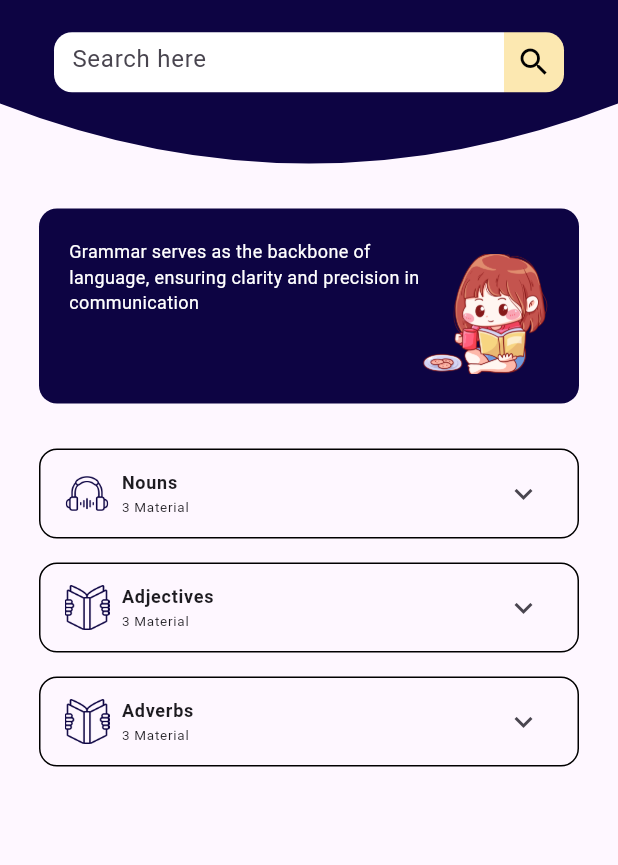
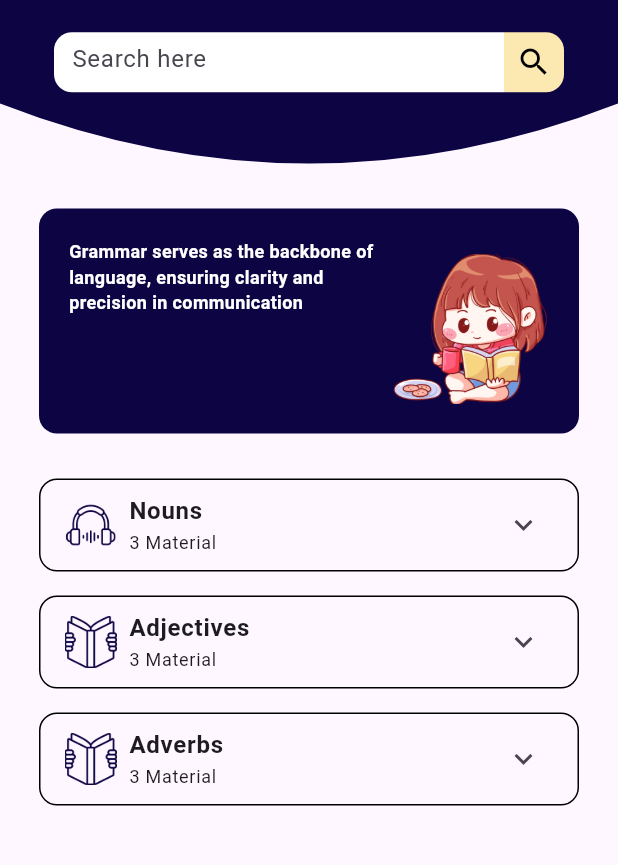
Before and after one commit to andraalayubi/learn-toefl-fork, a Flutter app: the GrammarPage screen opened directly, on a phone screen of 412 x 824 dp, the part 63-928 px from its top. Run offline on Flutter 3.47's test engine with Material 3 defaults, Android fonts, the phone set to English and light mode, and no system bars; our stand-ins replace audioplayers, curved_navigation_bar, google_fonts, sqflite, youtube_player_flutter; accounts and stored records are empty.

Commit message:
ExpansionTile Fixed

```diff
--- a/lib/pages/grammar.dart
+++ b/lib/pages/grammar.dart
@@ -112,7 +112,7 @@ class _GrammarPageState extends State<GrammarPage> {
                             'Grammar serves as the backbone of language, ensuring clarity and precision in communication',
                             style: TextStyle(
                               fontSize: 12,
-                              fontWeight: FontWeight.normal,
+                              fontWeight: FontWeight.bold,
                               color: Colors.white,
                             ),
                           ),
@@ -124,8 +124,8 @@ class _GrammarPageState extends State<GrammarPage> {
                       padding: EdgeInsets.only(top: 10),
                       child: Image.asset(
                         'assets/images/reading-book.png',
-                        width: 85,
-                        height: 80,
+                        width: 105,
+                        height: 100,
                         fit: BoxFit.cover,
                       ),
                     ),
@@ -145,10 +145,11 @@ class _GrammarPageState extends State<GrammarPage> {
                       border: Border.all(width: 1.0, color: Colors.black),
                     ),
                     child: ExpansionTile(
+                      shape: Border(),
                       title: Row(
                         children: [
                           Image.asset('assets/images/music.png',
-                              width: 30, height: 30),
+                              width: 35, height: 35),
                           SizedBox(width: 8),
                           Column(
                             crossAxisAlignment: CrossAxisAlignment.start,
@@ -156,12 +157,13 @@ class _GrammarPageState extends State<GrammarPage> {
                               Text(
                                 "Nouns",
                                 style: TextStyle(
-                                    fontSize: 12, fontWeight: FontWeight.bold),
+                                    fontSize: 16, fontWeight: FontWeight.bold),
                               ),
                               Text(
                                 "3 Material",
                                 style: TextStyle(
-                                    fontSize: 9, fontWeight: FontWeight.normal),
+                                    fontSize: 12,
+                                    fontWeight: FontWeight.normal),
                               ),
                             ],
                           ),
@@ -281,10 +283,11 @@ class _GrammarPageState extends State<GrammarPage> {
                       border: Border.all(width: 1.0, color: Colors.black),
                     ),
                     child: ExpansionTile(
+                      shape: Border(),
                       title: Row(
                         children: [
                           Image.asset('assets/images/open-book.png',
-                              width: 30, height: 30),
+                              width: 35, height: 35),
                           SizedBox(width: 8),
                           Column(
                             crossAxisAlignment: CrossAxisAlignment.start,
@@ -292,12 +295,13 @@ class _GrammarPageState extends State<GrammarPage> {
                               Text(
                                 "Adjectives",
                                 style: TextStyle(
-                                    fontSize: 12, fontWeight: FontWeight.bold),
+                                    fontSize: 16, fontWeight: FontWeight.bold),
                               ),
                               Text(
                                 "3 Material",
                                 style: TextStyle(
-                                    fontSize: 9, fontWeight: FontWeight.normal),
+                                    fontSize: 12,
+                                    fontWeight: FontWeight.normal),
                               ),
                             ],
                           ),
@@ -314,10 +318,11 @@ class _GrammarPageState extends State<GrammarPage> {
                       border: Border.all(width: 1.0, color: Colors.black),
                     ),
                     child: ExpansionTile(
+                      shape: Border(),
                       title: Row(
                         children: [
                           Image.asset('assets/images/open-book.png',
-                              width: 30, height: 30),
+                              width: 35, height: 35),
                           SizedBox(width: 8),
                           Column(
                             crossAxisAlignment: CrossAxisAlignment.start,
@@ -325,12 +330,13 @@ class _GrammarPageState extends State<GrammarPage> {
                               Text(
                                 "Adverbs",
                                 style: TextStyle(
-                                    fontSize: 12, fontWeight: FontWeight.bold),
+                                    fontSize: 16, fontWeight: FontWeight.bold),
                               ),
                               Text(
                                 "3 Material",
                                 style: TextStyle(
-                                    fontSize: 9, fontWeight: FontWeight.normal),
+                                    fontSize: 12,
+                                    fontWeight: FontWeight.normal),
                               ),
                             ],
                           ),
--- a/lib/pages/profile.dart
+++ b/lib/pages/profile.dart
@@ -12,7 +12,9 @@ class _ProfilPageState extends State<ProfilPage> {
   @override
   Widget build(BuildContext context) {
     return Scaffold(
+      backgroundColor: Colors.white,
       appBar: AppBar(
+        backgroundColor: Colors.white,
         title: Center(
           child: Text(
             'Profile',
```
Also changed, not shown: lib/pages/lesson.dart (+7 -20 lines).
